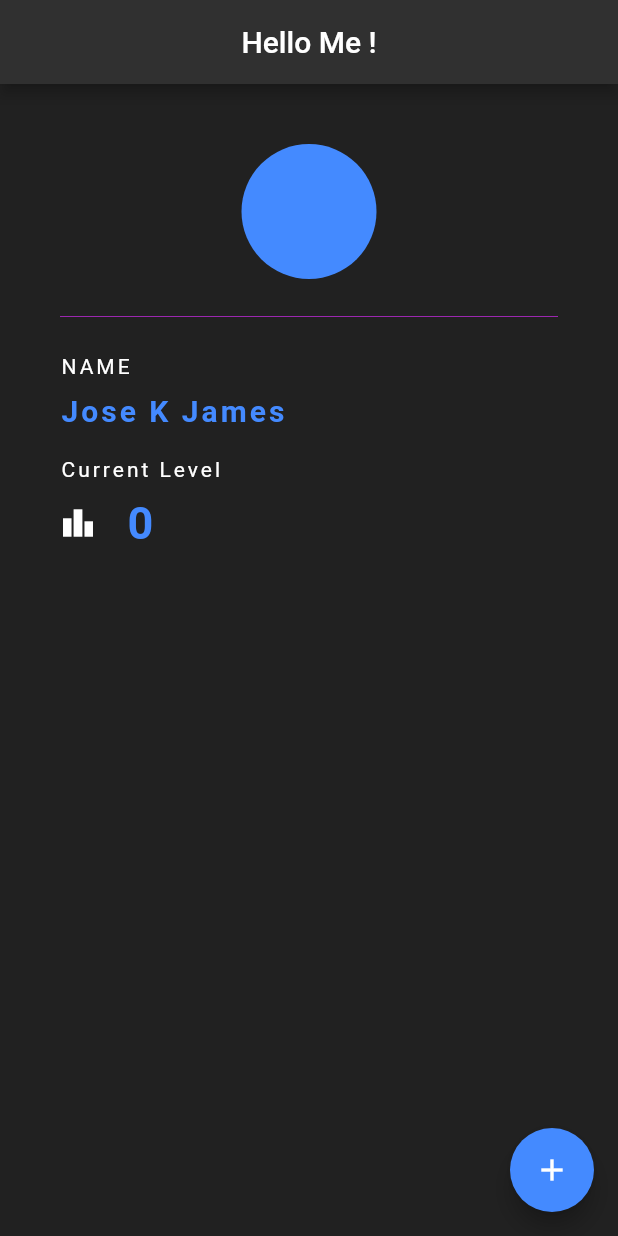
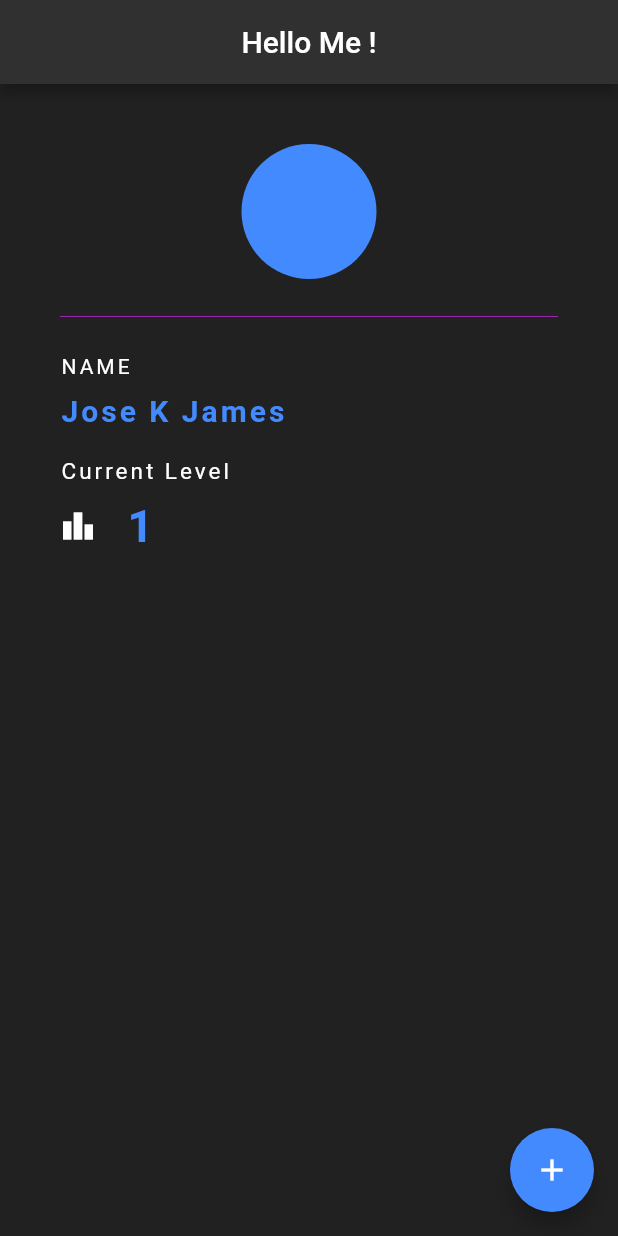
Before and after one commit to cyberianzed/flutter_demo, a Flutter app: the screen it shows after launch, after a tap on the "add" icon, on a phone screen of 412 x 824 dp. Run offline on Flutter 3.47's test engine with Material 2 defaults, Android fonts, the phone set to English and light mode, and no system bars.

Commit message:
container instead of sized box

```diff
--- a/lib/main.dart
+++ b/lib/main.dart
@@ -23,9 +23,9 @@ class _NinjaCardState extends State<NinjaCard> {
       ),
       floatingActionButton: FloatingActionButton(
         onPressed: () {
-          // setState(() {
-          //   level++;
-          // });
+          setState(() {
+            level++;
+          });
         },
         child: Icon(Icons.add),
         backgroundColor: Colors.blueAccent,
@@ -62,17 +62,22 @@ class _NinjaCardState extends State<NinjaCard> {
                     fontSize: 20.0,
                     fontWeight: FontWeight.bold,
                   )),
-              SizedBox(
-                height: 20.0,
+              // SizedBox(
+              //   height: 20.0,
+              // ),
+              Container(
+                //padding: EdgeInsets.all(30.0),
+                margin: EdgeInsets.only(top: 20.0, bottom: 10.0),
+                child: Text('Current Level',
+                    style: TextStyle(
+                      color: Colors.white,
+                      letterSpacing: 2.0,
+                      fontSize: 15.0,
+                    )),
               ),
-              Text('Current Level',
-                  style: TextStyle(
-                    color: Colors.white,
-                    letterSpacing: 2.0,
-                  )),
-              SizedBox(
-                height: 10.0,
-              ),
+              // SizedBox(
+              //   height: 10.0,
+              // ),
               Row(children: <Widget>[
                 Icon(
                   Icons.leaderboard,
@@ -89,6 +94,11 @@ class _NinjaCardState extends State<NinjaCard> {
                       fontWeight: FontWeight.bold,
                     )),
               ]),
+              Container(
+                padding: EdgeInsets.all(30.0),
+                //color: Colors.white,
+                margin: EdgeInsets.symmetric(vertical: 30.0, horizontal: 20.0),
+              ),
             ]),
       ),
     );
```
